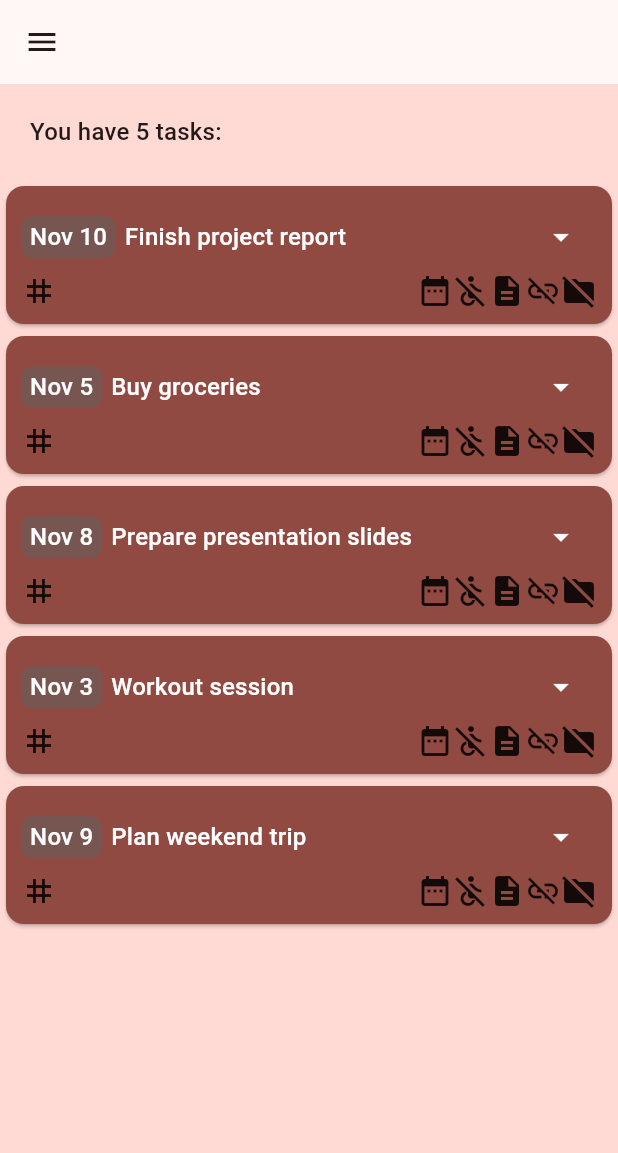
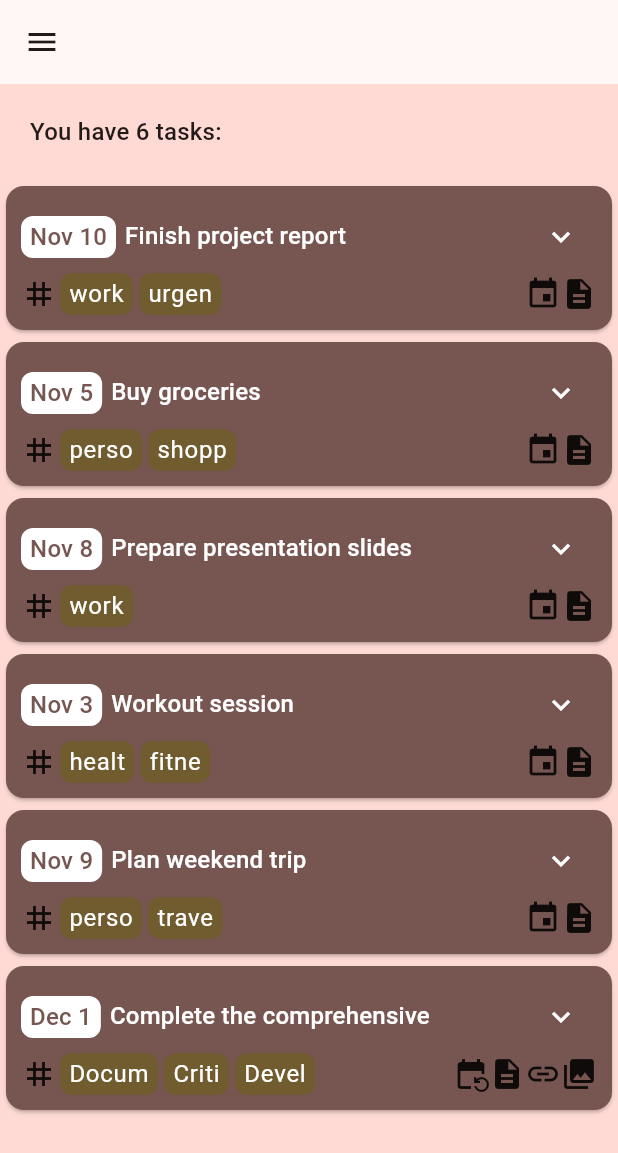
Before and after one commit to Sofiya-D/SeoulTech_ASE_Autumn2024_Group2, a Flutter app: the screen it shows after launch, on a phone screen of 412 x 824 dp. Shown: the top 1153 px of the screen. Run offline on Flutter 3.47's test engine with Material 3 defaults, Android fonts, the phone set to English and light mode, and no system bars; our stand-ins replace table_calendar.

Commit message:
first version of the tasks page + added an example in main to test a few things

```diff
--- a/todo_app/lib/main.dart
+++ b/todo_app/lib/main.dart
@@ -173,8 +173,61 @@ class MyAppState extends ChangeNotifier {
         startDate: DateTime(2024, 11, 6),
         dueDate: DateTime(2024, 11, 7),
         isCompleted: false,
+        ),
+      ],
+    ),
+    Todo(
+    title: 'Complete the comprehensive documentation for the new feature update and ensure it includes all edge cases, user guides, and developer references for seamless integration',
+    description: 'This task involves preparing detailed documentation for the latest feature update. Make sure to cover all possible edge cases, usage scenarios, and provide clear developer integration steps.',
+    importanceLevel: 3,
+    tags: ['Documentation', 'Critical', 'Development'],
+    startDate: DateTime(2024, 11, 24, 9, 0),
+    dueDate: DateTime(2024, 12, 1, 17, 0),
+    periodicity: Duration(days: 0), // Non-recurring task
+    isDeleted: false,
+    isCompleted: false,
+    isMissed: false,
+    tasks: [
+      TodoTask(
+        title: 'Draft initial outline of the documentation',
+        description: 'Prepare a skeleton structure for the documentation.',
+        tags: ['Draft', 'Documentation'],
+        startDate: DateTime(2024, 11, 24, 9, 30),
+        dueDate: DateTime(2024, 11, 25, 12, 0),
+        isDeleted: false,
+        isCompleted: false,
+        isMissed: false,
+        folders: ['Documents/FeatureUpdate'],
+        links: ['https://docs.company.com/template'],
+      ),
+      TodoTask(
+        title: 'Incorporate feedback from team',
+        description: 'Revise the documentation based on initial team feedback.',
+        tags: ['Feedback', 'Documentation'],
+        startDate: DateTime(2024, 11, 26, 10, 0),
+        dueDate: DateTime(2024, 11, 28, 15, 0),
+        isDeleted: false,
+        isCompleted: false,
+        isMissed: false,
+        folders: ['Documents/FeatureUpdate'],
+        links: [],
+      ),
+      TodoTask(
+        title: 'Finalize and publish documentation',
+        description: 'Ensure all revisions are made and publish the final version.',
+        tags: ['Finalize', 'Documentation', 'Publish'],
+        startDate: DateTime(2024, 11, 29, 9, 0),
+        dueDate: DateTime(2024, 11, 30, 17, 0),
+        isDeleted: false,
+        isCompleted: false,
+        isMissed: false,
+        folders: ['Documents/FeatureUpdate'],
+        links: ['https://docs.company.com/latest'],
       ),
     ],
+    folders: ['Projects/FeatureUpdate'],
+    links: ['https://docs.company.com'],
+    points: 50,
   ),
 ];
 
--- a/todo_app/lib/tasks_page.dart
+++ b/todo_app/lib/tasks_page.dart
@@ -4,8 +4,7 @@ import 'package:provider/provider.dart';
 import 'package:todo_app/main.dart'; // Import the state management file containing `MyAppState`
 import 'package:todo_app/models/todo.dart'; // Import the file where `Todo` is defined
 
-/// add filter (page "today" is a subset of "due-date")
-
+/// !TODO! add filter (case: page "today" is a subset of "due-date")
 
 class TasksPage extends StatelessWidget {
   @override
@@ -62,15 +61,34 @@ class _TaskListCardState extends State<TaskListCard> {
     var titleStyle = theme.textTheme.titleMedium!.copyWith(
       color: theme.colorScheme.onPrimary,
     );
-    var labelStyle = theme.textTheme.titleMedium!.copyWith(
-      color: theme.colorScheme.onPrimary,
-    );
-    var date = task.dueDate != null
+    var sortingMethod = "date";
+    var label;
+    switch(sortingMethod) {
+      case "date":
+        label = task.dueDate != null
           ? DateFormat('MMM d').format(task.dueDate!)
           : "no date";
+        break;
+      case "priority":
+        label = task.importanceLevel != null
+          ? task.importanceLevel.toString()
+          : "ND";
+        break;
+      case "tag":
+        label = task.tags.isEmpty
+          ? task.tags[0].toString()
+          : "ND";
+        label.length >= 5 ? label.substring(0, 5) : label;
+        break;
+      case "cemetery":
+        label = null;
+        break;
+      default:
+        throw UnimplementedError('no sorting method chosen for task viewing');
+    }
 
     return Card(
-      color: theme.colorScheme.primary,
+      color: theme.colorScheme.secondary,
       child: Padding(
         padding: const EdgeInsets.all(10.0),
         child: Column(
@@ -79,16 +97,21 @@ class _TaskListCardState extends State<TaskListCard> {
               children: [
                 Container( // label on the left
                   decoration: BoxDecoration(
-                    color: theme.colorScheme.secondary,
+                    color: theme.colorScheme.onSecondary,
                     borderRadius: BorderRadius.circular(8),
                   ),
                   padding: EdgeInsets.symmetric(horizontal: 6, vertical: 2),
                   child: Text(
-                    date,
-                    style: labelStyle,
+                    label,
+                    style: theme.textTheme.titleMedium!.copyWith(
+                      color: theme.colorScheme.secondary,
                     ),
                   ),
-                Container( // task title
+                ),
+                SizedBox(
+                  height: 25,
+                  width: 270,
+                  child: Container( // task title
                     padding: EdgeInsets.symmetric(horizontal: 6),
                     child: Text(
                       task.title,
@@ -96,12 +119,13 @@ class _TaskListCardState extends State<TaskListCard> {
                       semanticsLabel: task.title,
                     ),
                   ),
+                ),
                 Spacer(),  // to push the expand/collapse button to the right
                 IconButton(
                   icon: Icon(
                     _isExpanded
-                        ? Icons.arrow_drop_up
-                        : Icons.arrow_drop_down,
+                        ? Icons.expand_less
+                        : Icons.expand_more,
                     color: theme.colorScheme.onPrimary,
                   ),
                   onPressed: () {
@@ -115,30 +139,49 @@ class _TaskListCardState extends State<TaskListCard> {
             Row( // SECOND ROW
               children: [
                 Icon(Icons.tag),
+                for (var tag in task.tags)
+                  Padding(
+                    padding: const EdgeInsets.symmetric(horizontal: 2.0),
+                    child: Container(
+                      decoration: BoxDecoration(
+                        color: theme.colorScheme.tertiary,
+                        borderRadius: BorderRadius.circular(8),
+                      ),
+                      padding: EdgeInsets.symmetric(horizontal: 6, vertical: 2),
+                      child: Text(
+                        tag.length >= 5 ? tag.substring(0, 5) : tag,
+                        style: theme.textTheme.bodyLarge!.copyWith(
+                          color: theme.colorScheme.onTertiary,
+                        ),
+                      ),
+                    ),
+                  ),
                 Spacer(),
                 !_isExpanded
                 ? Row(
                   children: [
                     // timeframe (dates)
-                    task.startDate==null
-                    ? Icon(Icons.not_accessible) // FIND A BETTER ICON
-                    : Icon(Icons.date_range),
                     // periodicity
                     task.periodicity==null
-                    ? Icon(Icons.not_accessible) // FIND A BETTER ICON
-                    : Icon(Icons.update),
+                    ? Padding(
+                        padding: const EdgeInsets.all(0),
+                        child: task.startDate==null
+                        ? Padding(padding: const EdgeInsets.all(0))
+                        : Icon(Icons.event),
+                      )
+                    : Icon(Icons.event_repeat),
                     // description
                     task.description.isEmpty
-                    ? Icon(Icons.no_accounts)
+                    ? Padding(padding: const EdgeInsets.all(0))
                     : Icon(Icons.description),
                     // links
                     task.links.isEmpty
-                    ? Icon(Icons.link_off)
+                    ? Padding(padding: const EdgeInsets.all(0))
                     : Icon(Icons.link),
                     // folders
                     task.folders.isEmpty
-                    ? Icon(Icons.folder_off)
-                    : Icon(Icons.folder),
+                    ? Padding(padding: const EdgeInsets.all(0))
+                    : Icon(Icons.collections),
                   ],
                 )
                 : SizedBox.shrink(),
```
Lines whose indentation alone changed are shown as unchanged.
